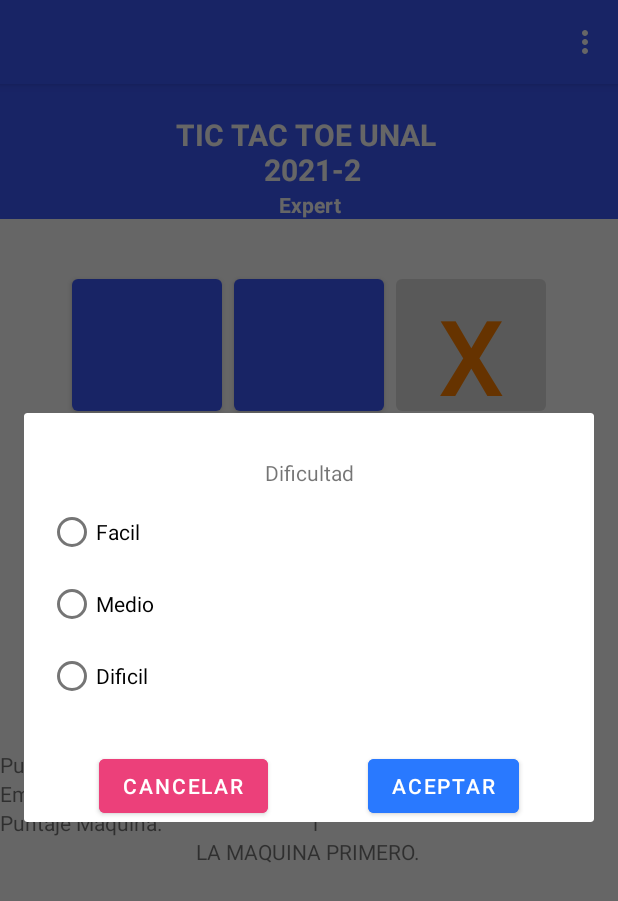
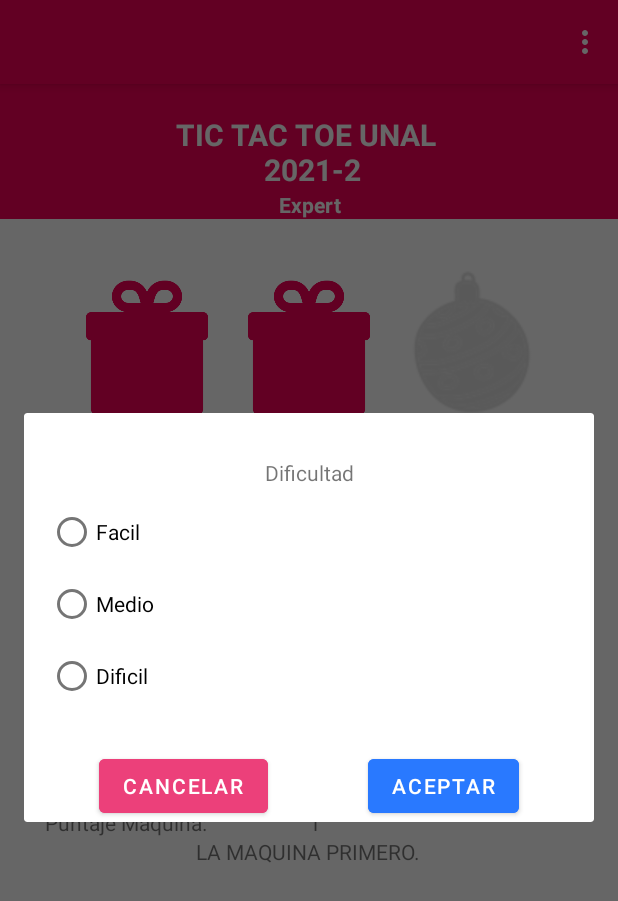
Before and after one commit to camilonfs1/UNAL_MOVIL_2021-2, an Android app: the screen it shows after launch (MainActivity), in the options menu, after a tap on "Dificultad", on a phone screen of 412 x 824 dp. Shown: the top 901 px of the screen. Run offline under Robolectric (Android 15) with nearby library versions, the phone set to English and light mode, and no system bars.

Commit message:
:sparkles: Add changes by workshop 5

```diff
--- a/20212PDDM/app/src/main/java/com/unal/a2021_2_pddm/MainActivity.kt
+++ b/20212PDDM/app/src/main/java/com/unal/a2021_2_pddm/MainActivity.kt
@@ -1,12 +1,18 @@
 package com.unal.a2021_2_pddm
 
 import android.graphics.Color
+import android.media.MediaPlayer
 import android.os.Bundle
+import android.os.Handler
 import android.view.Menu
 import android.view.MenuItem
 import android.widget.*
 import androidx.appcompat.app.AlertDialog
 import androidx.appcompat.app.AppCompatActivity
+import java.util.*
+import java.util.concurrent.TimeUnit
+import kotlin.concurrent.schedule
+import kotlin.concurrent.timerTask
 
 
 class MainActivity : AppCompatActivity() {
@@ -30,10 +36,16 @@ class MainActivity : AppCompatActivity() {
     private var androidScore: Int? = 0
     private var empateScore: Int? = 0
 
-
+    private var mp: MediaPlayer? = null
+    private var mp2: MediaPlayer? = null
+    private var mp3: MediaPlayer? = null
+    private var currentSong = mutableListOf(R.raw.title,R.raw.sound1,R.raw.sound3)
     override fun onCreate(savedInstanceState: Bundle?) {
         super.onCreate(savedInstanceState)
         setContentView(R.layout.activity_main)
+
+
+
         boardButtons = arrayOf(
             findViewById(R.id.one),
             findViewById(R.id.two),
@@ -65,6 +77,31 @@ class MainActivity : AppCompatActivity() {
 
     }
 
+    private fun controlSound(id:Int, option:Int){
+        if(option==1){
+            if(mp==null){
+                mp = MediaPlayer.create(this,id)
+            }
+            mp?.start()
+        }else if(option==2){
+            if(mp2==null){
+                mp2 = MediaPlayer.create(this,id)
+            }
+            mp2?.start()
+        }else if(option==3){
+            mp?.stop()
+            mp?.reset()
+            mp?.release()
+            mp = null
+            if(mp3==null){
+                mp3 = MediaPlayer.create(this,id)
+            }
+            mp3?.start()
+        }
+    }
+
+
+
     override fun onCreateOptionsMenu(menu: Menu?): Boolean {
         menuInflater.inflate(R.menu.main_menu, menu)
         return super.onCreateOptionsMenu(menu)
@@ -74,7 +111,10 @@ class MainActivity : AppCompatActivity() {
         when (item.itemId) {
             R.id.new_game -> startNewGame()
             R.id.ai_difficulty -> dialog()
-            R.id.quit -> Toast.makeText(this, "Quitar Juego", Toast.LENGTH_LONG).show()
+            R.id.quit -> {
+                finish();
+                System.exit(0);
+            }
         }
         return super.onOptionsItemSelected(item)
     }
@@ -122,11 +162,13 @@ class MainActivity : AppCompatActivity() {
 
 
     private fun startNewGame() {
+        controlSound(currentSong[0],1)
         difficultyLevel!!.text = mGame.getmDifficultyLevel().toString()
         endgame = false
         mGame!!.clearBoard()
         for (i in 0 until boardButtons.size) {
             boardButtons[i].text = ""
+            boardButtons[i].setBackgroundResource(R.drawable.navidada)
             boardButtons[i].isEnabled = true
             boardButtons[i].setOnClickListener { ButtonClickListener(i) }
         }
@@ -144,12 +186,14 @@ class MainActivity : AppCompatActivity() {
 
     private fun ButtonClickListener(location: Int) {
         if (boardButtons[location].isEnabled() && !endgame) {
+
             setMove(HUMAN_PLAYER, location)
 
             var winner = mGame!!.checkForWinner()
             if (winner == 0) {
                 mInfoTextView!!.text = "TURNO DE LA MAQUINA"
                 val move = mGame!!.getComputerMove()
+                TimeUnit.SECONDS.sleep(1L)
                 setMove(COMPUTER_PLAYER, move)
                 winner = mGame!!.checkForWinner()
             }
@@ -157,17 +201,20 @@ class MainActivity : AppCompatActivity() {
                 mInfoTextView!!.setText("TU TURNO")
             } else if (winner == 1) {
                 mInfoTextView!!.setText("EMPATE!!!!!")
+                controlSound(currentSong[2],3)
                 GameOver = true;
                 empateScore = empateScore!!.plus(1)
                 empate!!.setText(empateScore.toString())
                 endgame = true
             } else if (winner == 2) {
+                controlSound(currentSong[2],3)
                 mInfoTextView!!.setText("GANASTE!")
                 GameOver = true
                 humanSc = humanSc!!.plus(1)
                 human!!.setText(humanSc.toString())
                 endgame = true;
             } else {
+                controlSound(currentSong[2],3)
                 mInfoTextView!!.setText("GANA LA MAQUINA!");
                 GameOver = true
                 androidScore = androidScore!!.plus(1)
@@ -181,7 +228,17 @@ class MainActivity : AppCompatActivity() {
         if (!GameOver) {
             mGame!!.setMove(HUMAN_PLAYER, location)
             boardButtons[location].isEnabled = false
-            boardButtons[location].text = player.toString()
+            //boardButtons[location].text = player.toString()
+
+            if(player.toString().equals("X")){
+                controlSound(currentSong[1],2)
+                boardButtons[location].setBackgroundResource(R.drawable.navidad1)
+
+            }else{
+
+                controlSound(currentSong[1],2)
+                boardButtons[location].setBackgroundResource(R.drawable.navidad2)
+            }
             if (player == HUMAN_PLAYER) boardButtons[location].setTextColor(
                 Color.rgb(
                     255,
--- a/20212PDDM/app/src/main/java/com/unal/a2021_2_pddm/TicTacToeGame.kt
+++ b/20212PDDM/app/src/main/java/com/unal/a2021_2_pddm/TicTacToeGame.kt
@@ -1,6 +1,7 @@
 package com.unal.a2021_2_pddm
 
 import java.util.*
+import java.util.concurrent.TimeUnit
 
 class TicTacToeGame {
     enum class DifficultyLevel {
@@ -44,6 +45,7 @@ class TicTacToeGame {
     }
 
     fun getComputerMove(): Int {
+
         var move = -1
         if (mDifficultyLevel === DifficultyLevel.Easy) move =
             getRandomMove() else if (mDifficultyLevel === DifficultyLevel.Harder) {
--- /dev/null
+++ b/20212PDDM/app/src/main/res/drawable/ic_baseline_crop_square_24.xml
@@ -0,0 +1,5 @@
+<vector android:height="24dp" android:tint="#FF2D2D"
+    android:viewportHeight="24" android:viewportWidth="24"
+    android:width="24dp" xmlns:android="http://schemas.android.com/apk/res/android">
+    <path android:fillColor="@android:color/white" android:pathData="M18,4L6,4c-1.1,0 -2,0.9 -2,2v12c0,1.1 0.9,2 2,2h12c1.1,0 2,-0.9 2,-2L20,6c0,-1.1 -0.9,-2 -2,-2zM18,18L6,18L6,6h12v12z"/>
+</vector>
--- a/20212PDDM/app/src/main/res/layout/activity_main.xml
+++ b/20212PDDM/app/src/main/res/layout/activity_main.xml
@@ -9,7 +9,7 @@
         android:layout_width="match_parent"
         android:layout_height="wrap_content"
         android:layout_marginBottom="30dp"
-        android:background="@color/BLUE"
+        android:background="#F50057"
         android:orientation="vertical">
 
         <TextView
@@ -48,6 +48,7 @@
                 android:layout_margin="4dp"
                 android:onClick="buttonsClick"
                 android:text=""
+                android:background="@drawable/navidada"
                 android:textSize="70dp" />
 
             <Button
@@ -57,6 +58,7 @@
                 android:layout_margin="4dp"
                 android:onClick="buttonsClick"
                 android:text=""
+                android:background="@drawable/navidada"
                 android:textSize="70dp" />
 
             <Button
@@ -66,6 +68,7 @@
                 android:layout_margin="4dp"
                 android:onClick="buttonsClick"
                 android:text=""
+                android:background="@drawable/navidada"
                 android:textSize="70dp" />
         </TableRow>
 
@@ -78,6 +81,7 @@
                 android:layout_margin="4dp"
                 android:onClick="buttonsClick"
                 android:text=""
+                android:background="@drawable/navidada"
                 android:textSize="70dp" />
 
             <Button
@@ -87,6 +91,7 @@
                 android:layout_margin="4dp"
                 android:onClick="buttonsClick"
                 android:text=""
+                android:background="@drawable/navidada"
                 android:textSize="70dp" />
 
             <Button
@@ -96,6 +101,7 @@
                 android:layout_margin="4dp"
                 android:onClick="buttonsClick"
                 android:text=""
+                android:background="@drawable/navidada"
                 android:textSize="70dp" />
         </TableRow>
 
@@ -108,6 +114,7 @@
                 android:layout_margin="4dp"
                 android:onClick="buttonsClick"
                 android:text=""
+                android:background="@drawable/navidada"
                 android:textSize="70dp" />
 
             <Button
@@ -117,6 +124,7 @@
                 android:layout_margin="4dp"
                 android:onClick="buttonsClick"
                 android:text=""
+                android:background="@drawable/navidada"
                 android:textSize="70dp" />
 
             <Button
@@ -126,6 +134,7 @@
                 android:layout_margin="4dp"
                 android:onClick="buttonsClick"
                 android:text=""
+                android:background="@drawable/navidada"
                 android:textSize="70dp" />
         </TableRow>
     </TableLayout>
@@ -134,7 +143,8 @@
     <LinearLayout
         android:layout_width="match_parent"
         android:layout_height="wrap_content"
-        android:orientation="horizontal">
+        android:orientation="horizontal"
+        android:layout_marginHorizontal="30dp">
 
         <LinearLayout
             android:layout_weight="1"
@@ -168,7 +178,8 @@
             android:layout_weight="1"
             android:layout_width="match_parent"
             android:layout_height="match_parent"
-            android:orientation="vertical">
+            android:orientation="vertical"
+           >
 
             <TextView
                 android:id="@+id/humanScore"
--- a/20212PDDM/app/src/main/res/values/themes.xml
+++ b/20212PDDM/app/src/main/res/values/themes.xml
@@ -2,8 +2,8 @@
     <!-- Base application theme. -->
     <style name="Theme.20212PDDM" parent="Theme.MaterialComponents.DayNight.DarkActionBar">
         <!-- Primary brand color. -->
-        <item name="colorPrimary">@color/BLUE</item>
-        <item name="colorPrimaryVariant">@color/BLUE</item>
+        <item name="colorPrimary">#F50057</item>
+        <item name="colorPrimaryVariant">#F50057</item>
         <item name="colorOnPrimary">@color/white</item>
         <!-- Secondary brand color. -->
         <item name="colorSecondary">@color/teal_200</item>
```
Also changed, not shown: 20212PDDM/app/src/main/java/com/unal/a2021_2_pddm/BoardView.kt (added, +78 -0 lines), 20212PDDM/app/src/main/res/drawable/custom_button.xml (added, +11 -0 lines), 20212PDDM/app/src/main/res/drawable-v24/navidad1.png (added), 20212PDDM/app/src/main/res/drawable-v24/navidad2.png (added), 20212PDDM/app/src/main/res/drawable-v24/navidada.png (added), 6 other files.
